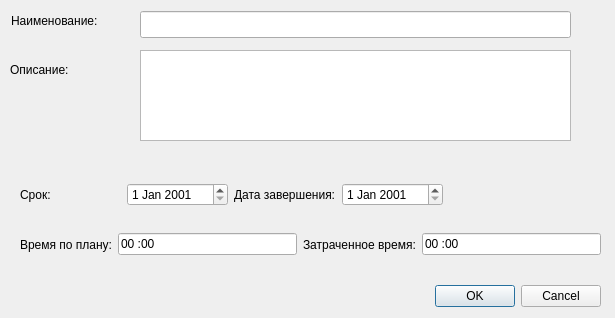
First picture: the form in TaskAcconting2/taskDialog.ui, repository MishIvan/UbuntuProjects, before the edit.
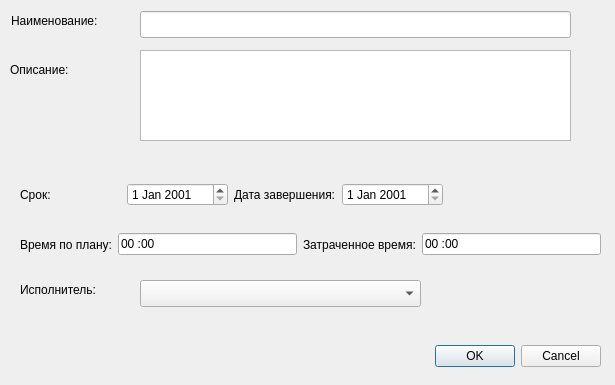
Second picture: the form after the edit. Icons and pictures are not drawn.

```diff
--- a/TaskAcconting2/taskDialog.ui
+++ b/TaskAcconting2/taskDialog.ui
@@ -7,7 +7,7 @@
     <x>0</x>
     <y>0</y>
     <width>615</width>
-    <height>318</height>
+    <height>385</height>
    </rect>
   </property>
   <property name="minimumSize">
@@ -19,7 +19,7 @@
   <property name="maximumSize">
    <size>
     <width>615</width>
-    <height>318</height>
+    <height>385</height>
    </size>
   </property>
   <property name="windowTitle">
@@ -33,7 +33,7 @@
    <property name="geometry">
     <rect>
      <x>260</x>
-     <y>280</y>
+     <y>340</y>
      <width>341</width>
      <height>32</height>
     </rect>
@@ -188,6 +188,29 @@
     </rect>
    </property>
   </widget>
+  <widget class="QLabel" name="m_executorLabel">
+   <property name="geometry">
+    <rect>
+     <x>20</x>
+     <y>280</y>
+     <width>111</width>
+     <height>19</height>
+    </rect>
+   </property>
+   <property name="text">
+    <string>Исполнитель:</string>
+   </property>
+  </widget>
+  <widget class="QComboBox" name="m_executorsList">
+   <property name="geometry">
+    <rect>
+     <x>140</x>
+     <y>280</y>
+     <width>281</width>
+     <height>27</height>
+    </rect>
+   </property>
+  </widget>
  </widget>
  <tabstops>
   <tabstop>m_name</tabstop>
```
